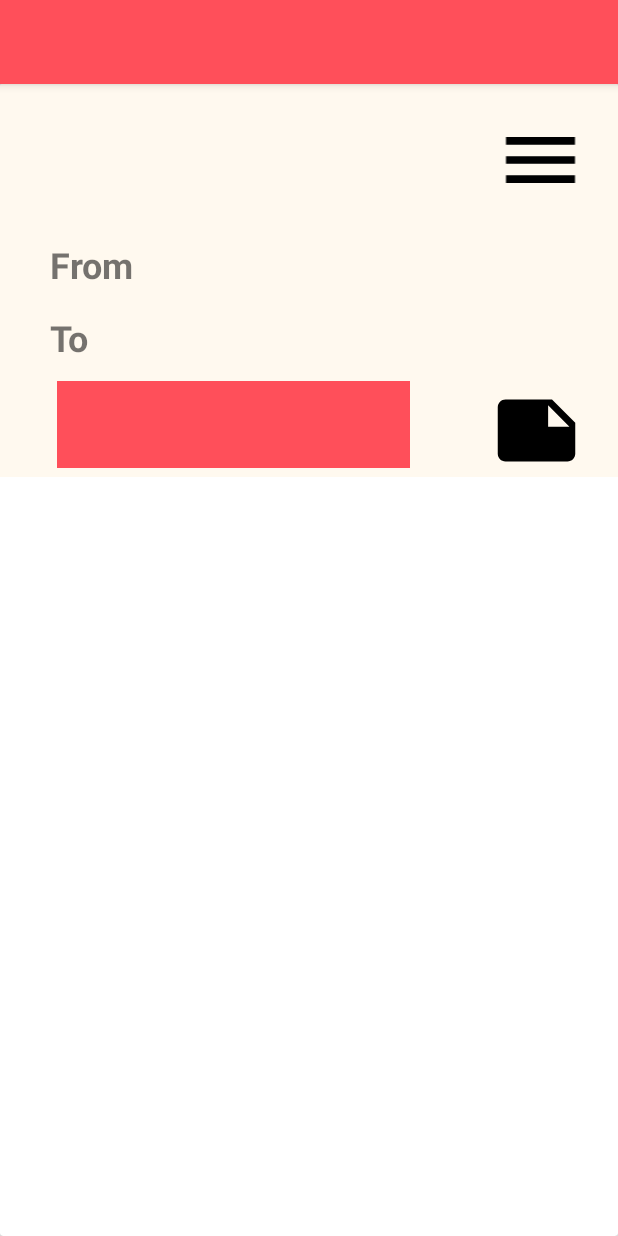
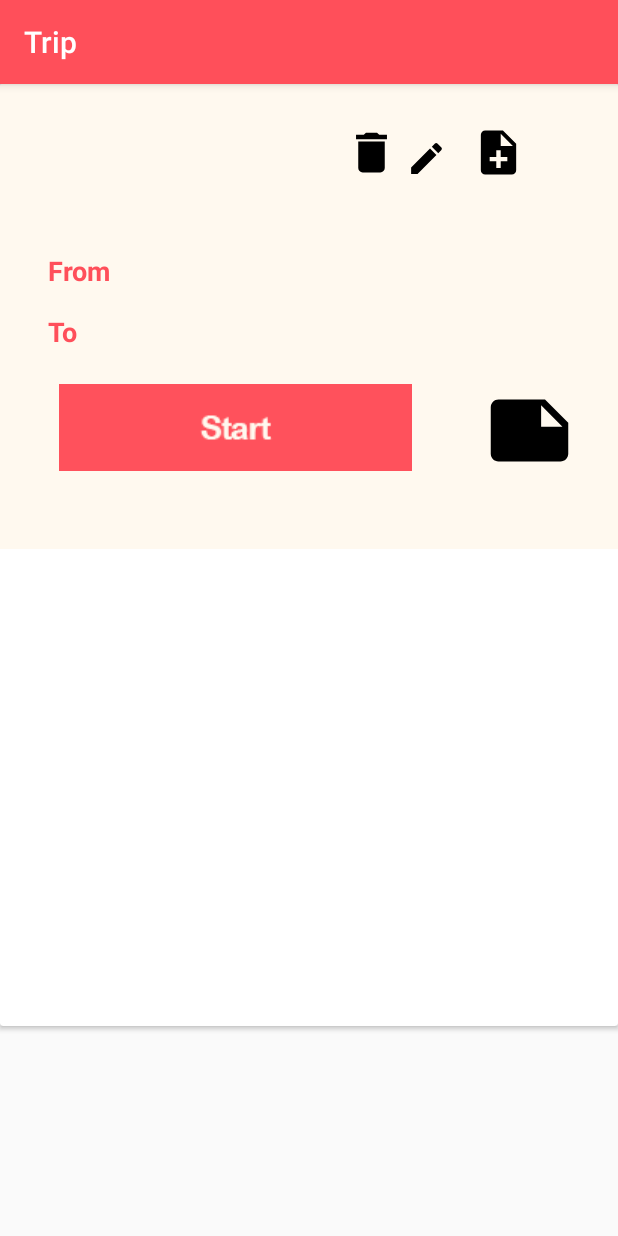
Before and after one commit to emangad99/Trip_App, an Android app: the List_view2 screen opened directly, with no data from a screen before it, on a phone screen of 412 x 824 dp. Run offline under Robolectric (Android 15) with nearby library versions, the phone set to English and light mode, and no system bars; Roboto replaces fonts that are not available here.

Commit message:
init commit

```diff
--- a/app/src/main/java/com/example/trip_app/Adapter.java
+++ b/app/src/main/java/com/example/trip_app/Adapter.java
@@ -2,6 +2,7 @@ package com.example.trip_app;
 
 import android.content.ActivityNotFoundException;
 import android.content.Context;
+import android.content.DialogInterface;
 import android.content.Intent;
 import android.net.Uri;
 import android.util.Log;
@@ -14,10 +15,13 @@ import android.widget.ImageView;
 import android.widget.TextView;
 import android.widget.Toast;
 
-import androidx.annotation.NonNull;
+import androidx.appcompat.app.AlertDialog;
 import androidx.appcompat.widget.PopupMenu;
 import androidx.cardview.widget.CardView;
 import androidx.recyclerview.widget.RecyclerView;
+
+import com.google.android.material.navigation.NavigationView;
+import com.google.firebase.database.annotations.NotNull;
 
 import java.util.ArrayList;
 import java.util.List;
@@ -35,10 +39,9 @@ class Adapter extends RecyclerView.Adapter<Adapter.ViewHolder> {
     }
 
 
-
-    @NonNull
+    @NotNull
     @Override
-    public Adapter.ViewHolder onCreateViewHolder(@NonNull ViewGroup parent, int viewType) {
+    public Adapter.ViewHolder onCreateViewHolder(@NotNull ViewGroup parent, int viewType) {
         View view=inflater.inflate(R.layout.activity_list_view2,parent,false);
 
         ViewHolder viewHolder = new ViewHolder(view);
@@ -46,7 +49,7 @@ class Adapter extends RecyclerView.Adapter<Adapter.ViewHolder> {
     }
 
     @Override
-    public void onBindViewHolder(@NonNull Adapter.ViewHolder holder, int position) {
+    public void onBindViewHolder(@NotNull Adapter.ViewHolder holder, int position) {
   String title=date.get(position).getTRIPNAME();
   String startpoint=date.get(position).getSTARTPOINT();
   String endpoint=date.get(position).getENDPOINT();
@@ -57,19 +60,19 @@ class Adapter extends RecyclerView.Adapter<Adapter.ViewHolder> {
   holder.nendpoint.setText(endpoint);
   holder.ntime.setText(time);
   holder.ndata.setText(data);
-    }
+  }
 
     @Override
     public int getItemCount() {
         return date.size();
     }
-    public  class  ViewHolder extends RecyclerView.ViewHolder implements  View.OnClickListener
+    public  class  ViewHolder extends RecyclerView.ViewHolder
     {
         private  static final  String TAG="MyViewHolder";
         TextView nnametrip,nstartpoint,nendpoint,ntime,ndata;
 
-ImageView btnnotes,btnstart,btnmenu;
-        public ViewHolder(@NonNull View itemView) {
+        ImageView btnnotes,btnstart,btndelete,btnedit,btnaddnotes;
+        public ViewHolder(@NotNull View itemView) {
             super(itemView);
 
             nnametrip=itemView.findViewById(R.id.nTitle);
@@ -77,15 +80,21 @@ ImageView btnnotes,btnstart,btnmenu;
             nendpoint=itemView.findViewById(R.id.nEndpoint);
             ntime=itemView.findViewById(R.id.nTime);
             ndata=itemView.findViewById(R.id.nDate);
-            btnmenu=itemView.findViewById(R.id.btn_menu);
-            btnmenu.setOnClickListener(this);
             btnnotes=itemView.findViewById(R.id.btn_notes);
             btnnotes.setOnClickListener(new View.OnClickListener() {
                 @Override
                 public void onClick(View v) {
-                 Intent intent =new Intent(v.getContext(),notes.class);
-                 v.getContext().startActivity(intent);
 
+
+                }
+            });
+
+            btnaddnotes=itemView.findViewById(R.id.btn_add_notes);
+            btnaddnotes.setOnClickListener(new View.OnClickListener() {
+                @Override
+                public void onClick(View v) {
+                    Intent intent =new Intent(v.getContext(),notes.class);
+                    v.getContext().startActivity(intent);
                 }
             });
             btnstart=itemView.findViewById(R.id.btn_start);
@@ -113,21 +122,34 @@ ImageView btnnotes,btnstart,btnmenu;
                         }
             });
 
+            btndelete=itemView.findViewById(R.id.btn_delete);
+            btndelete.setOnClickListener(new View.OnClickListener() {
+                @Override
+                public void onClick(View v) {
+                    AlertDialog.Builder builder = new AlertDialog.Builder(inflater.getContext()).setTitle("Delete Trip")
+                            .setMessage("Are you sure want to delete ?").setIcon(R.drawable.ic__delete).setPositiveButton("yes", new DialogInterface.OnClickListener() {
+                                @Override
+                                public void onClick(DialogInterface dialog, int which) {
+                                    date.remove(getAdapterPosition());
+                                    notifyItemRemoved(getAdapterPosition());
+
+
+                                }
+                            })
+                            .setNegativeButton("No", new DialogInterface.OnClickListener() {
+                                @Override
+                                public void onClick(DialogInterface dialog, int which) {
+
+                                }
+                            });
+                    builder.show();
+                }
+            });
         }
 
-        @Override
-        public void onClick(View v) {
-            Showmenu(v);
+
         }
-        private  void Showmenu(View view)
-        {
-            PopupMenu popupMenu=new PopupMenu(view.getContext(),view);
-            popupMenu.inflate(R.menu.menu_details);
-            popupMenu.show();
-        }
-    }
 
 
 
-
-}
+    }
--- a/app/src/main/java/com/example/trip_app/HomeActivity.java
+++ b/app/src/main/java/com/example/trip_app/HomeActivity.java
@@ -6,8 +6,6 @@ import android.view.MenuItem;
 import android.view.View;
 import android.widget.Button;
 import android.widget.ImageView;
-
-import androidx.annotation.NonNull;
 import androidx.appcompat.app.ActionBarDrawerToggle;
 import androidx.appcompat.app.AppCompatActivity;
 import androidx.appcompat.widget.Toolbar;
@@ -18,6 +16,7 @@ import androidx.recyclerview.widget.RecyclerView;
 
 import com.google.android.material.navigation.NavigationView;
 import com.google.firebase.auth.FirebaseAuth;
+import com.google.firebase.database.annotations.NotNull;
 
 import java.util.ArrayList;
 import java.util.List;
@@ -53,7 +52,7 @@ RecyclerView recyclerView;
 
         navigationView.setNavigationItemSelectedListener(new NavigationView.OnNavigationItemSelectedListener(){
             @Override
-            public boolean onNavigationItemSelected(@NonNull MenuItem item) {
+            public boolean onNavigationItemSelected(@NotNull MenuItem item) {
                 int id=item.getItemId();
 
                 switch (id)
@@ -109,7 +108,7 @@ RecyclerView recyclerView;
     }
 
     @Override
-    public boolean onOptionsItemSelected(@NonNull MenuItem item) {
+    public boolean onOptionsItemSelected(@NotNull MenuItem item) {
         switch (item.getItemId()){
             case R.id.nav_logout:
         }
--- /dev/null
+++ b/app/src/main/res/drawable/ic__delete.xml
@@ -0,0 +1,10 @@
+<vector xmlns:android="http://schemas.android.com/apk/res/android"
+    android:width="24dp"
+    android:height="24dp"
+    android:viewportWidth="24"
+    android:viewportHeight="24"
+    android:tint="?attr/colorControlNormal">
+  <path
+      android:fillColor="@android:color/white"
+      android:pathData="M6,19c0,1.1 0.9,2 2,2h8c1.1,0 2,-0.9 2,-2V7H6v12zM19,4h-3.5l-1,-1h-5l-1,1H5v2h14V4z"/>
+</vector>
--- /dev/null
+++ b/app/src/main/res/drawable/ic_edit.xml
@@ -0,0 +1,10 @@
+<vector xmlns:android="http://schemas.android.com/apk/res/android"
+    android:width="24dp"
+    android:height="24dp"
+    android:viewportWidth="24"
+    android:viewportHeight="24"
+    android:tint="?attr/colorControlNormal">
+  <path
+      android:fillColor="@android:color/white"
+      android:pathData="M3,17.25V21h3.75L17.81,9.94l-3.75,-3.75L3,17.25zM20.71,7.04c0.39,-0.39 0.39,-1.02 0,-1.41l-2.34,-2.34c-0.39,-0.39 -1.02,-0.39 -1.41,0l-1.83,1.83 3.75,3.75 1.83,-1.83z"/>
+</vector>
--- /dev/null
+++ b/app/src/main/res/drawable/ic_note_add.xml
@@ -0,0 +1,10 @@
+<vector xmlns:android="http://schemas.android.com/apk/res/android"
+    android:width="24dp"
+    android:height="24dp"
+    android:viewportWidth="24"
+    android:viewportHeight="24"
+    android:tint="?attr/colorControlNormal">
+  <path
+      android:fillColor="@android:color/white"
+      android:pathData="M14,2L6,2c-1.1,0 -1.99,0.9 -1.99,2L4,20c0,1.1 0.89,2 1.99,2L18,22c1.1,0 2,-0.9 2,-2L20,8l-6,-6zM16,16h-3v3h-2v-3L8,16v-2h3v-3h2v3h3v2zM13,9L13,3.5L18.5,9L13,9z"/>
+</vector>
--- a/app/src/main/res/layout/activity_list_view2.xml
+++ b/app/src/main/res/layout/activity_list_view2.xml
@@ -10,6 +10,7 @@
     <androidx.cardview.widget.CardView
         android:layout_width="0dp"
         android:layout_height="0dp"
+        android:layout_marginBottom="140dp"
         android:background="#FFF9EF"
         app:layout_constraintBottom_toBottomOf="parent"
         app:layout_constraintEnd_toEndOf="parent"
@@ -18,33 +19,29 @@
 
         <androidx.constraintlayout.widget.ConstraintLayout
             android:layout_width="match_parent"
-            android:layout_height="262dp"
-            android:background="#FFF9EF"
-            >
+            android:layout_height="310dp"
+            android:background="#FFF9EF">
 
             <ImageView
                 android:id="@+id/btn_start"
-                android:layout_width="235dp"
-                android:layout_height="58dp"
-                android:layout_marginStart="38dp"
-                android:layout_marginTop="24dp"
-                android:background="@color/color3"
-                android:text="Start"
-                android:textColor="@color/color4"
-                android:textSize="18sp"
+                android:layout_width="wrap_content"
+                android:layout_height="wrap_content"
+                android:layout_marginBottom="52dp"
                 app:layout_constraintBottom_toBottomOf="parent"
+                app:layout_constraintEnd_toStartOf="@+id/btn_notes"
                 app:layout_constraintStart_toStartOf="parent"
-                app:layout_constraintTop_toBottomOf="@+id/nEndpoint" />
+                app:srcCompat="@drawable/start_butto" />
 
             <TextView
                 android:id="@+id/nDate"
                 android:layout_width="wrap_content"
                 android:layout_height="wrap_content"
-                android:layout_marginTop="16dp"
+                android:layout_marginTop="55dp"
+                android:layout_marginEnd="44dp"
                 android:textColor="@color/design_default_color_on_secondary"
                 android:textStyle="bold"
-                app:layout_constraintEnd_toEndOf="@+id/btn_menu"
-                app:layout_constraintTop_toBottomOf="@+id/btn_menu" />
+                app:layout_constraintEnd_toEndOf="parent"
+                app:layout_constraintTop_toBottomOf="@+id/btn_edit" />
 
             <TextView
                 android:id="@+id/nTime"
@@ -60,13 +57,11 @@
                 android:id="@+id/nTitle"
                 android:layout_width="130dp"
                 android:layout_height="44dp"
-                android:layout_marginStart="126dp"
-                android:layout_marginTop="30dp"
-                android:layout_marginEnd="56dp"
+                android:layout_marginStart="52dp"
+                android:layout_marginTop="36dp"
                 android:textColor="@color/design_default_color_on_secondary"
                 android:textSize="24sp"
                 android:textStyle="bold"
-                app:layout_constraintEnd_toStartOf="@+id/btn_menu"
                 app:layout_constraintStart_toStartOf="parent"
                 app:layout_constraintTop_toTopOf="parent" />
 
@@ -74,7 +69,7 @@
                 android:id="@+id/nEndpoint"
                 android:layout_width="wrap_content"
                 android:layout_height="wrap_content"
-                android:layout_marginStart="20dp"
+                android:layout_marginStart="40dp"
                 android:layout_marginTop="16dp"
                 android:textColor="@color/design_default_color_on_secondary"
                 android:textSize="18sp"
@@ -84,8 +79,8 @@
 
             <TextView
                 android:id="@+id/nStartpoint"
-                android:layout_width="75dp"
-                android:layout_height="21dp"
+                android:layout_width="wrap_content"
+                android:layout_height="wrap_content"
                 android:layout_marginStart="20dp"
                 android:layout_marginTop="32dp"
                 android:textColor="@color/design_default_color_on_secondary"
@@ -95,25 +90,13 @@
                 app:layout_constraintTop_toBottomOf="@+id/nTitle" />
 
             <ImageView
-                android:id="@+id/btn_menu"
-                android:layout_width="63dp"
-                android:layout_height="61dp"
-                android:layout_marginTop="20dp"
-                android:layout_marginEnd="20dp"
-                app:layout_constraintEnd_toEndOf="parent"
-                app:layout_constraintTop_toTopOf="parent"
-                app:srcCompat="@drawable/menu_icon"
-                app:tint="@android:color/background_dark" />
-
-            <ImageView
                 android:id="@+id/btn_notes"
                 android:layout_width="78dp"
                 android:layout_height="62dp"
-                android:layout_marginStart="50dp"
                 android:layout_marginEnd="20dp"
+                android:layout_marginBottom="48dp"
                 app:layout_constraintBottom_toBottomOf="parent"
                 app:layout_constraintEnd_toEndOf="parent"
-                app:layout_constraintStart_toEndOf="@+id/btn_start"
                 app:srcCompat="@drawable/notes_icon"
                 app:tint="@android:color/background_dark" />
 
@@ -121,10 +104,11 @@
                 android:id="@+id/textView3"
                 android:layout_width="wrap_content"
                 android:layout_height="wrap_content"
-                android:layout_marginStart="33dp"
-                android:layout_marginTop="104dp"
+                android:layout_marginStart="32dp"
+                android:layout_marginTop="112dp"
                 android:text="@string/from"
-                android:textSize="24sp"
+                android:textColor="@color/color3"
+                android:textSize="18dp"
                 android:textStyle="bold"
                 app:layout_constraintStart_toStartOf="parent"
                 app:layout_constraintTop_toTopOf="parent" />
@@ -135,11 +119,47 @@
                 android:layout_height="wrap_content"
                 android:layout_marginTop="16dp"
                 android:text="@string/to"
-                android:textSize="24sp"
+                android:textColor="@color/color3"
+                android:textSize="18dp"
                 android:textStyle="bold"
                 app:layout_constraintStart_toStartOf="@+id/textView3"
                 app:layout_constraintTop_toBottomOf="@+id/textView3" />
+
+            <ImageView
+                android:id="@+id/btn_delete"
+                android:layout_width="35dp"
+                android:layout_height="35dp"
+                android:layout_marginStart="48dp"
+                android:layout_marginTop="28dp"
+                app:layout_constraintStart_toEndOf="@+id/nTitle"
+                app:layout_constraintTop_toTopOf="parent"
+                app:srcCompat="@drawable/ic__delete"
+                app:tint="@android:color/background_dark" />
+
+            <ImageView
+                android:id="@+id/btn_edit"
+                android:layout_width="38dp"
+                android:layout_height="27dp"
+                android:layout_marginTop="36dp"
+                app:layout_constraintStart_toEndOf="@+id/btn_delete"
+                app:layout_constraintTop_toTopOf="parent"
+                app:srcCompat="@drawable/ic_edit"
+                app:tint="@android:color/background_dark" />
+
+            <ImageView
+                android:id="@+id/btn_add_notes"
+                android:layout_width="35dp"
+                android:layout_height="35dp"
+                android:layout_marginTop="28dp"
+                app:layout_constraintEnd_toEndOf="parent"
+                app:layout_constraintHorizontal_bias="0.15"
+                app:layout_constraintStart_toEndOf="@+id/btn_edit"
+                app:layout_constraintTop_toTopOf="parent"
+                app:srcCompat="@drawable/ic_note_add"
+                app:tint="@android:color/background_dark" />
+
         </androidx.constraintlayout.widget.ConstraintLayout>
+
     </androidx.cardview.widget.CardView><![CDATA[
 
     >
--- a/app/src/main/res/values/strings.xml
+++ b/app/src/main/res/values/strings.xml
@@ -1,5 +1,5 @@
 <resources>
-    <string name="app_name"></string>
+    <string name="app_name">Trip</string>
     <string name="Email">Email</string>
     <string name="Password">Password</string>
     <string name="check1">Remember me</string>
```
Also changed, not shown: app/src/main/res/drawable-v24/start_butto.png (added).
